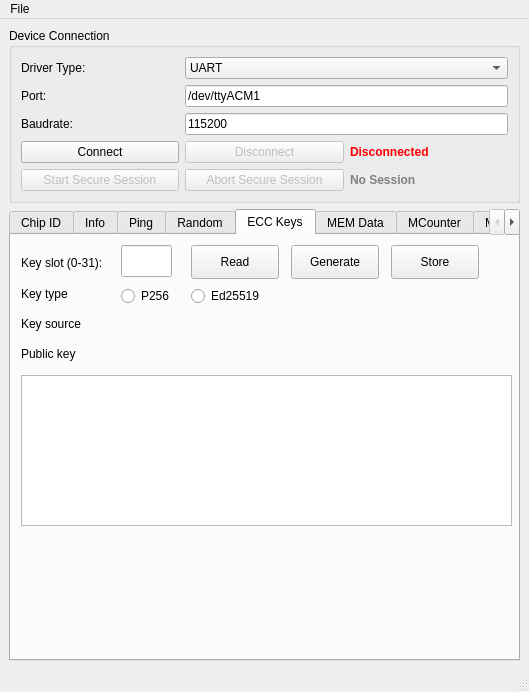
The window that mainwindow.ui (petrkr/tropic01manager) describes before a commit, drawn with Qt 5.
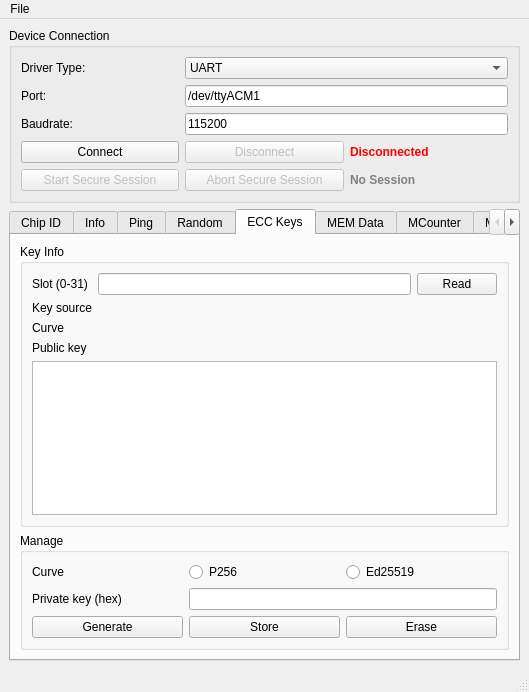
The same window after the commit. The open tabs and pages were chosen to show the change.

Commit message: ECC keys layout and UX

```diff
--- a/mainwindow.ui
+++ b/mainwindow.ui
@@ -670,159 +670,164 @@
        <attribute name="title">
         <string>ECC Keys</string>
        </attribute>
-       <widget class="QLabel" name="label_11">
-        <property name="geometry">
-         <rect>
-          <x>10</x>
-          <y>17</y>
-          <width>91</width>
-          <height>21</height>
-         </rect>
-        </property>
-        <property name="text">
-         <string>Key slot (0-31):</string>
-        </property>
-       </widget>
-       <widget class="QLineEdit" name="leECCSlot">
-        <property name="geometry">
-         <rect>
-          <x>110</x>
-          <y>10</y>
-          <width>51</width>
-          <height>32</height>
-         </rect>
-        </property>
-       </widget>
-       <widget class="QPushButton" name="btnECCRead">
-        <property name="geometry">
-         <rect>
-          <x>180</x>
-          <y>10</y>
-          <width>88</width>
-          <height>34</height>
-         </rect>
-        </property>
-        <property name="text">
-         <string>Read</string>
-        </property>
-       </widget>
-       <widget class="QPushButton" name="btnECCGenerate">
-        <property name="geometry">
-         <rect>
-          <x>280</x>
-          <y>10</y>
-          <width>88</width>
-          <height>34</height>
-         </rect>
-        </property>
-        <property name="text">
-         <string>Generate</string>
-        </property>
-       </widget>
-       <widget class="QPushButton" name="btnECCStore">
-        <property name="geometry">
-         <rect>
-          <x>380</x>
-          <y>10</y>
-          <width>88</width>
-          <height>34</height>
-         </rect>
-        </property>
-        <property name="text">
-         <string>Store</string>
-        </property>
-       </widget>
-       <widget class="QLabel" name="label_12">
-        <property name="geometry">
-         <rect>
-          <x>10</x>
-          <y>50</y>
-          <width>58</width>
-          <height>18</height>
-         </rect>
-        </property>
-        <property name="text">
-         <string>Key type</string>
-        </property>
-       </widget>
-       <widget class="QRadioButton" name="rbECCP256">
-        <property name="geometry">
-         <rect>
-          <x>110</x>
-          <y>50</y>
-          <width>61</width>
-          <height>22</height>
-         </rect>
-        </property>
-        <property name="text">
-         <string>P256</string>
-        </property>
-       </widget>
-       <widget class="QRadioButton" name="rbECCEd25519">
-        <property name="geometry">
-         <rect>
-          <x>180</x>
-          <y>50</y>
-          <width>81</width>
-          <height>22</height>
-         </rect>
-        </property>
-        <property name="text">
-         <string>Ed25519</string>
-        </property>
-       </widget>
-       <widget class="QLabel" name="label_13">
-        <property name="geometry">
-         <rect>
-          <x>10</x>
-          <y>110</y>
-          <width>71</width>
-          <height>18</height>
-         </rect>
-        </property>
-        <property name="text">
-         <string>Public key</string>
-        </property>
-       </widget>
-       <widget class="QLabel" name="label_14">
-        <property name="geometry">
-         <rect>
-          <x>10</x>
-          <y>80</y>
-          <width>71</width>
-          <height>18</height>
-         </rect>
-        </property>
-        <property name="text">
-         <string>Key source</string>
-        </property>
-       </widget>
-       <widget class="QLabel" name="lblECCKeySource">
-        <property name="geometry">
-         <rect>
-          <x>110</x>
-          <y>80</y>
-          <width>141</width>
-          <height>18</height>
-         </rect>
-        </property>
-        <property name="text">
-         <string/>
-        </property>
-       </widget>
-       <widget class="QPlainTextEdit" name="pteECCPubkey">
-        <property name="geometry">
-         <rect>
-          <x>10</x>
-          <y>140</y>
-          <width>491</width>
-          <height>151</height>
-         </rect>
-        </property>
-        <property name="readOnly">
-         <bool>true</bool>
-        </property>
-       </widget>
+       <layout class="QVBoxLayout" name="layoutEcc">
+        <item>
+         <widget class="QGroupBox" name="groupEccRead">
+          <property name="title">
+           <string>Key Info</string>
+          </property>
+          <property name="alignment">
+           <set>Qt::AlignmentFlag::AlignTop</set>
+          </property>
+          <property name="sizePolicy">
+           <sizepolicy hsizetype="Preferred" vsizetype="Expanding">
+            <horstretch>0</horstretch>
+            <verstretch>0</verstretch>
+           </sizepolicy>
+          </property>
+         <layout class="QGridLayout" name="gridEccRead">
+           <item row="0" column="0">
+            <widget class="QLabel" name="labelECCSlot">
+             <property name="text">
+              <string>Slot (0-31)</string>
+             </property>
+            </widget>
+           </item>
+           <item row="0" column="1">
+            <widget class="QLineEdit" name="leECCSlot"/>
+           </item>
+           <item row="0" column="2">
+            <widget class="QPushButton" name="btnECCRead">
+             <property name="text">
+              <string>Read</string>
+             </property>
+            </widget>
+           </item>
+           <item row="1" column="0">
+            <widget class="QLabel" name="labelECCSource">
+             <property name="text">
+              <string>Key source</string>
+             </property>
+            </widget>
+           </item>
+           <item row="1" column="1" colspan="2">
+            <widget class="QLabel" name="lblECCKeySource">
+             <property name="text">
+              <string/>
+             </property>
+            </widget>
+           </item>
+           <item row="2" column="0">
+            <widget class="QLabel" name="labelECCCurve">
+             <property name="text">
+              <string>Curve</string>
+             </property>
+            </widget>
+           </item>
+           <item row="2" column="1" colspan="2">
+            <widget class="QLabel" name="lblECCCurveInfo">
+             <property name="text">
+              <string/>
+             </property>
+            </widget>
+           </item>
+           <item row="3" column="0">
+            <widget class="QLabel" name="labelECCPubkey">
+             <property name="text">
+              <string>Public key</string>
+             </property>
+            </widget>
+           </item>
+           <item row="4" column="0" colspan="3">
+           <widget class="QPlainTextEdit" name="pteECCPubkey">
+            <property name="readOnly">
+             <bool>true</bool>
+            </property>
+            <property name="sizePolicy">
+             <sizepolicy hsizetype="Preferred" vsizetype="Expanding">
+              <horstretch>0</horstretch>
+              <verstretch>0</verstretch>
+             </sizepolicy>
+            </property>
+            <property name="minimumHeight">
+             <number>28</number>
+            </property>
+           </widget>
+          </item>
+         </layout>
+        </widget>
+       </item>
+        <item>
+         <widget class="QGroupBox" name="groupEccManage">
+          <property name="title">
+           <string>Manage</string>
+          </property>
+          <property name="alignment">
+           <set>Qt::AlignmentFlag::AlignTop</set>
+          </property>
+          <property name="sizePolicy">
+           <sizepolicy hsizetype="Preferred" vsizetype="Fixed">
+            <horstretch>0</horstretch>
+            <verstretch>0</verstretch>
+           </sizepolicy>
+          </property>
+          <layout class="QGridLayout" name="gridEccManage">
+           <item row="0" column="0">
+            <widget class="QLabel" name="labelECCCurveSelect">
+             <property name="text">
+              <string>Curve</string>
+             </property>
+            </widget>
+           </item>
+           <item row="0" column="1">
+            <widget class="QRadioButton" name="rbECCP256">
+             <property name="text">
+              <string>P256</string>
+             </property>
+            </widget>
+           </item>
+           <item row="0" column="2">
+            <widget class="QRadioButton" name="rbECCEd25519">
+             <property name="text">
+              <string>Ed25519</string>
+             </property>
+            </widget>
+           </item>
+           <item row="1" column="0">
+            <widget class="QLabel" name="labelECCPrivKey">
+             <property name="text">
+              <string>Private key (hex)</string>
+             </property>
+            </widget>
+           </item>
+           <item row="1" column="1" colspan="2">
+            <widget class="QLineEdit" name="leECCPrivateKey"/>
+           </item>
+           <item row="2" column="0">
+            <widget class="QPushButton" name="btnECCGenerate">
+             <property name="text">
+              <string>Generate</string>
+             </property>
+            </widget>
+           </item>
+           <item row="2" column="1">
+            <widget class="QPushButton" name="btnECCStore">
+             <property name="text">
+              <string>Store</string>
+             </property>
+            </widget>
+           </item>
+           <item row="2" column="2">
+            <widget class="QPushButton" name="btnECCErase">
+             <property name="text">
+              <string>Erase</string>
+             </property>
+            </widget>
+           </item>
+          </layout>
+         </widget>
+        </item>
+       </layout>
       </widget>
       <widget class="QWidget" name="tab_5">
        <attribute name="title">
```
The commit also changes 1 other file.
